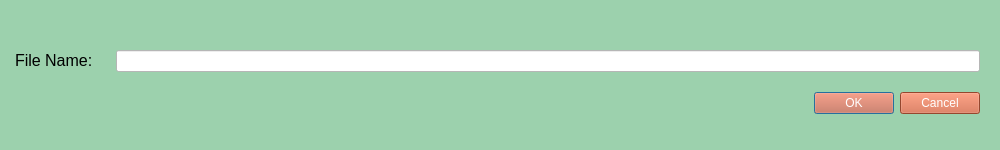
This is GUI/filename_editor_window.ui in jrsm1/EWAS_Application as Qt 5 draws it before an edit. The edited form follows.
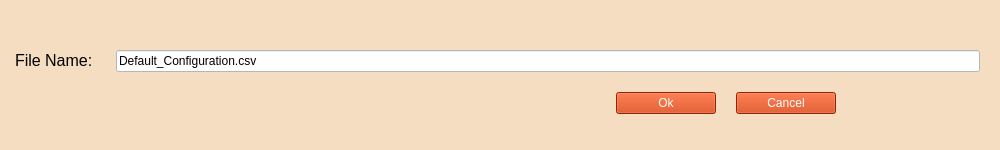
This is the edited form. Icons and pictures are not drawn.

Commit message:
* Changed UI colors, labels and object names. * Changes in Formatting. [CAREFUL]
* [X] Storing Recording Parameters Correctly
* [X] Generate_ID is working marvelously.

* [ ] Automate Sampling Frequency Suggestion.

What changed in the file:
```diff
--- a/GUI/filename_editor_window.ui
+++ b/GUI/filename_editor_window.ui
@@ -38,7 +38,10 @@
 			</iconset>
 		</property>
 		<property name="styleSheet">
-			<string notr="true">background-color: rgb(156, 209, 173);</string>
+			<string notr="true">font: 12pt &quot;MS Shell Dlg 2&quot;;
+				background-color: rgb(244, 221, 192);
+				color:rgb(0, 0, 0);
+			</string>
 		</property>
 		<widget class="QWidget" name="filename_centralwidget">
 			<layout class="QFormLayout" name="formLayout">
@@ -74,22 +77,81 @@
 							</string>
 						</property>
 						<property name="text">
-							<string/>
+							<string>Default_Configuration.csv</string>
 						</property>
 					</widget>
 				</item>
 				<item row="1" column="1">
-					<widget class="QDialogButtonBox" name="filename_buttonBox">
-						<property name="styleSheet">
-							<string notr="true">background-color: rgb(209, 99, 65);
-								color: rgb(255, 255, 255);
-								font: 12pt &quot;MS Shell Dlg 2&quot;;
-							</string>
+					<layout class="QHBoxLayout" name="horizontalLayout">
+						<property name="leftMargin">
+							<number>500</number>
 						</property>
-						<property name="standardButtons">
-							<set>QDialogButtonBox::Cancel|QDialogButtonBox::Ok</set>
+						<property name="rightMargin">
+							<number>0</number>
 						</property>
-					</widget>
+						<item>
+							<widget class="QPushButton" name="filename_OK_button">
+								<property name="minimumSize">
+									<size>
+										<width>100</width>
+										<height>0</height>
+									</size>
+								</property>
+								<property name="maximumSize">
+									<size>
+										<width>100</width>
+										<height>16777215</height>
+									</size>
+								</property>
+								<property name="baseSize">
+									<size>
+										<width>100</width>
+										<height>0</height>
+									</size>
+								</property>
+								<property name="styleSheet">
+									<string notr="true">background-color:rgb(204, 51, 0);
+										color: rgb(255, 255, 255);
+										font: 12pt &quot;MS Shell Dlg 2&quot;;
+									</string>
+								</property>
+								<property name="text">
+									<string>Ok</string>
+								</property>
+							</widget>
+						</item>
+						<item>
+							<widget class="QPushButton" name="filename_CANCEL_button">
+								<property name="minimumSize">
+									<size>
+										<width>100</width>
+										<height>0</height>
+									</size>
+								</property>
+								<property name="maximumSize">
+									<size>
+										<width>100</width>
+										<height>16777215</height>
+									</size>
+								</property>
+								<property name="baseSize">
+									<size>
+										<width>100</width>
+										<height>0</height>
+									</size>
+								</property>
+								<property name="styleSheet">
+									<string notr="true">background-color:rgb(204, 51, 0);
+										color: rgb(255, 255, 255);
+										font: 12pt &quot;MS Shell Dlg 2&quot;;
+									</string>
+								</property>
+								<property name="text">
+									<string>Cancel</string>
+								</property>
+							</widget>
+						</item>
+					</layout>
 				</item>
 			</layout>
 		</widget>
```
The commit also changes 22 other files.
